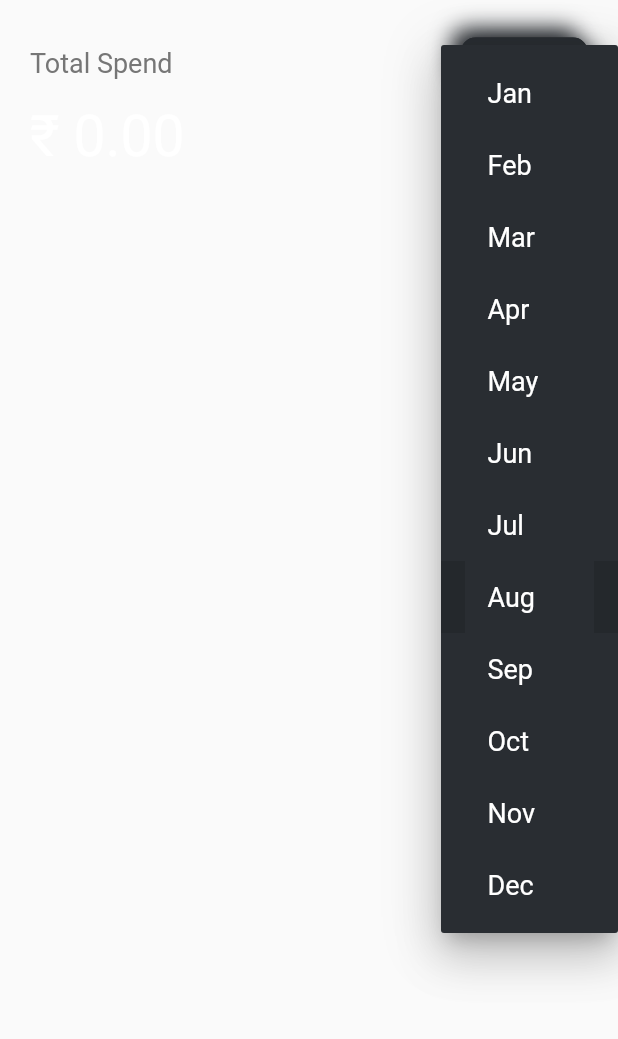
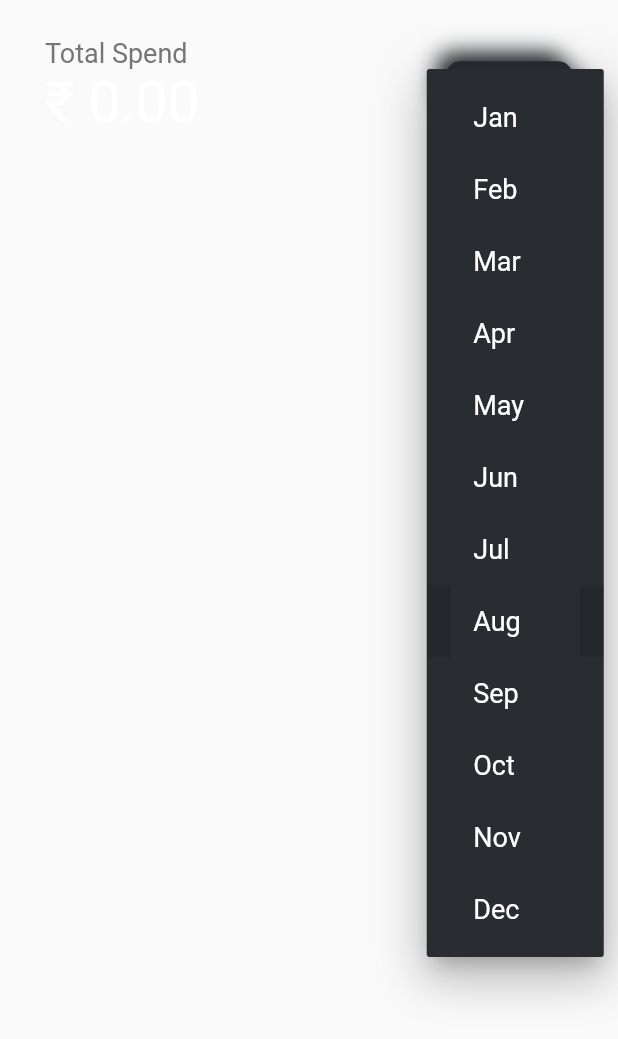
Before and after one commit to AyushAgrawal25/expense_tracker, a Flutter app: the TotalExpense widget shown alone on an empty page, opened directly with empty values, after a tap on "Aug", on a phone screen of 412 x 824 dp. Shown: the top 1039 px of the screen. Run offline on Flutter 3.47's test engine with Material 2 defaults, Android fonts, the phone set to English and light mode, and no system bars; drawn by our look-alikes of clay_containers; our stand-ins replace logger, permission_handler; missing offline and left inert: flutter_sms_inbox; statements that could not run were skipped.

Commit message:
pulling before making any change

```diff
--- a/lib/UserInterface/Pages/Expense/total_expense.dart
+++ b/lib/UserInterface/Pages/Expense/total_expense.dart
@@ -17,8 +17,8 @@ class TotalExpense extends StatelessWidget {
   Widget build(BuildContext context) {
     return Container(
       padding: const EdgeInsets.only(
-        left: 20,
-        right: 20,
+        left: 30,
+        right: 30,
         top: 25,
         bottom: 20,
       ),
@@ -27,12 +27,25 @@ class TotalExpense extends StatelessWidget {
         children: [
           Row(
             children: [
+              Column(
+                mainAxisAlignment: MainAxisAlignment.start,
+                crossAxisAlignment: CrossAxisAlignment.start,
+                children: [
                   const Text(
                     'Total Spend',
                     style: TextStyle(
                       color: AppTheme.tertiaryTextColor,
                       fontSize: 18,
                     ),
+                  ),
+                  Text(
+                    "₹ ${totalExpense.toStringAsFixed(2)}",
+                    style: const TextStyle(
+                      color: AppTheme.textColor,
+                      fontSize: 38,
+                    ),
+                  ),
+                ],
               ),
               const Spacer(),
               NeomorphicDropdownButton(
@@ -44,13 +57,6 @@ class TotalExpense extends StatelessWidget {
             ],
           ),
           const SizedBox(height: 10),
-          Text(
-            "₹ ${totalExpense.toStringAsFixed(2)}",
-            style: const TextStyle(
-              color: AppTheme.textColor,
-              fontSize: 38,
-            ),
-          ),
         ],
       ),
     );
--- a/lib/main.dart
+++ b/lib/main.dart
@@ -1,3 +1,4 @@
+import 'package:expense_tracker/UserInterface/Pages/Expense/expense_page.dart';
 import 'package:flutter/material.dart';
 import 'package:expense_tracker/UserInterface/Pages/Home/home_page.dart';
 
@@ -25,6 +26,9 @@ class _MyAppState extends State<MyApp> {
       theme: ThemeData(
         primarySwatch: Colors.teal,
       ),
+      routes: {
+        '/expensepage': (context) => ExpensePage(),
+      },
       home: const HomePage(),
     );
   }
```
Also changed, not shown: lib/UserInterface/Pages/Expense/expense_page.dart (added, +10 -0 lines), lib/UserInterface/Pages/Expense/expense_tile_2.dart (+6 -1 lines). Lines whose indentation alone changed are shown as unchanged.
